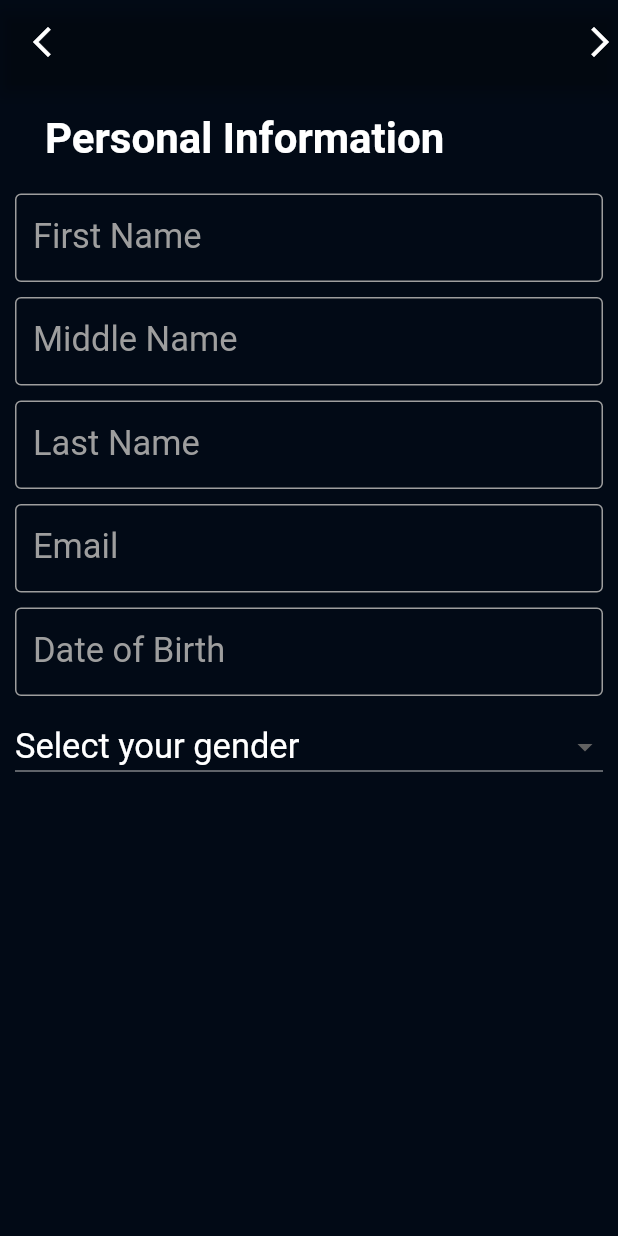
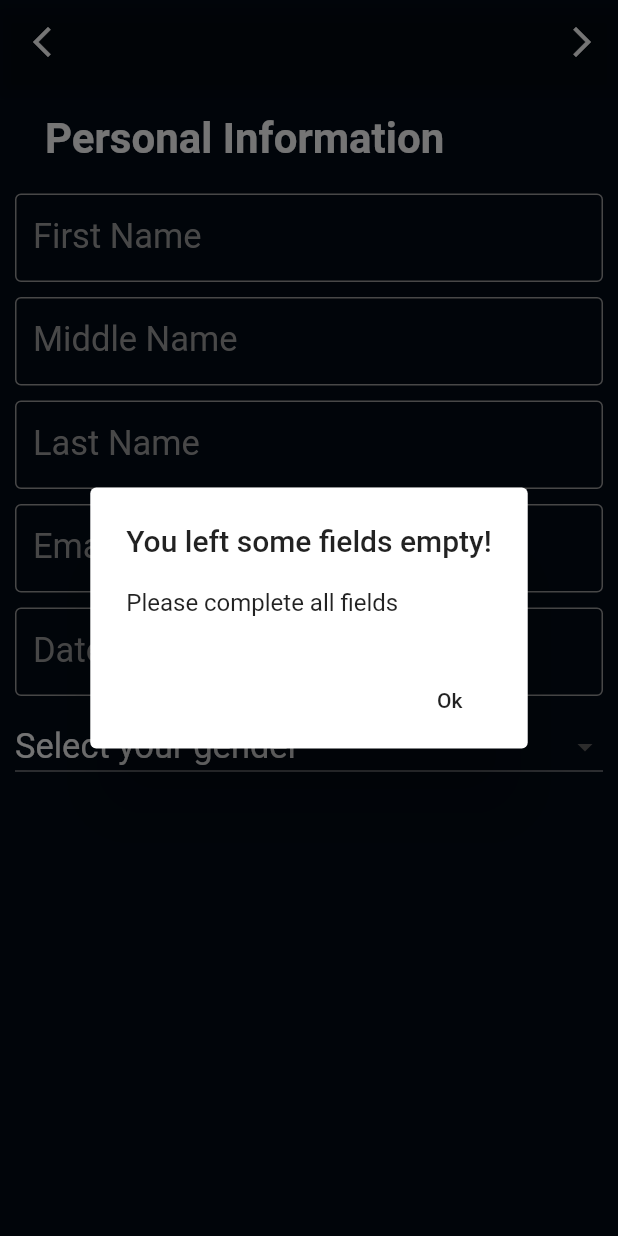
Before and after one commit to xuwudawei/Unified_System_Acess_MobileApp, a Flutter app: the PersonalInformationPage screen opened by its route, after a tap on the "arrow forward ios" icon, on a phone screen of 412 x 824 dp. Run offline on Flutter 3.47's test engine with Material 2 defaults, Android fonts, the phone set to English and light mode, and no system bars; our stand-ins replace animated_text_kit, camera, email_validator, flutter_spinkit, google_nav_bar, hexcolor and 7 more; missing offline and left inert: country_state_city_picker, dart:html, flutter_launcher_icons, particles_flutter.

Commit message:
updated personal info page

```diff
--- a/lib/screens/AccountRegistrationPages/personalInfoPage.dart
+++ b/lib/screens/AccountRegistrationPages/personalInfoPage.dart
@@ -19,8 +19,9 @@ class _PersonalInformationPageState extends State<PersonalInformationPage> {
   String? email;
   String? validEmail;
   String? dateOfBirth;
-  String? nationality;
+
   String? gender;
+  bool? completedEachField;
   final formKey = GlobalKey<FormState>();
   DateTime selectedDate = DateTime.now();
   TextEditingController _datePicked = TextEditingController();
@@ -44,6 +45,7 @@ class _PersonalInformationPageState extends State<PersonalInformationPage> {
         selectedDate = picked;
         _datePicked.text =
             DateFormat('dd-MM-yyyy').format(selectedDate).toString();
+        dateOfBirth = _datePicked.text;
       });
   }
 
@@ -57,11 +59,40 @@ class _PersonalInformationPageState extends State<PersonalInformationPage> {
           child: Icon(Icons.arrow_back_ios_new),
         ),
         actions: [
-          GestureDetector(
-            onTap: () => Navigator.of(context).pushNamed(
-                '/Country/DocumentScanning/PersonalInfo/VideoRecordingInstructions'),
-            child: Icon(Icons.arrow_forward_ios),
-          ),
+          IconButton(
+            onPressed: () {
+              if (completedEachField == true &&
+                  firstName != null &&
+                  lastName != null &&
+                  email != null &&
+                  gender != null &&
+                  dateOfBirth != null) {
+                Navigator.of(context).pushNamed(
+                    '/Country/DocumentScanning/PersonalInfo/faceCapturingInstructions');
+              } else {
+                showDialog(
+                  context: context,
+                  builder: (BuildContext context) {
+                    return AlertDialog(
+                      title: Text('You left some fields empty!'),
+                      content: Text('Please complete all fields'),
+                      actions: [
+                        FlatButton(
+                          child: Text('Ok'),
+                          onPressed: () {
+                            Navigator.of(context).pop();
+                          },
+                        ),
+                      ],
+                    );
+                  },
+                );
+              }
+            },
+            icon: Icon(
+              Icons.arrow_forward_ios,
+            ),
+          )
         ],
       ),
       body: GestureDetector(
@@ -85,7 +116,18 @@ class _PersonalInformationPageState extends State<PersonalInformationPage> {
                     ),
                   ),
                 ),
-                TextField(
+                TextFormField(
+                  autovalidateMode: AutovalidateMode.onUserInteraction,
+                  textInputAction: TextInputAction.next,
+                  validator: (value) {
+                    if (value == "") {
+                      completedEachField = false;
+                      return 'Please enter your first name';
+                    } else {
+                      completedEachField = true;
+                      return null;
+                    }
+                  },
                   style: TextStyle(color: Colors.white, fontSize: 23),
                   decoration: InputDecoration(
                     enabledBorder: OutlineInputBorder(
@@ -106,7 +148,8 @@ class _PersonalInformationPageState extends State<PersonalInformationPage> {
                 SizedBox(
                   height: 10,
                 ),
-                TextField(
+                TextFormField(
+                  textInputAction: TextInputAction.next,
                   style: TextStyle(color: Colors.white, fontSize: 23),
                   decoration: InputDecoration(
                     enabledBorder: OutlineInputBorder(
@@ -127,7 +170,18 @@ class _PersonalInformationPageState extends State<PersonalInformationPage> {
                 SizedBox(
                   height: 10,
                 ),
-                TextField(
+                TextFormField(
+                  autovalidateMode: AutovalidateMode.onUserInteraction,
+                  textInputAction: TextInputAction.next,
+                  validator: (value) {
+                    if (value == "") {
+                      completedEachField = false;
+                      return 'Please enter your last name';
+                    } else {
+                      completedEachField = true;
+                      return null;
+                    }
+                  },
                   style: TextStyle(color: Colors.white, fontSize: 23),
                   decoration: InputDecoration(
                     enabledBorder: OutlineInputBorder(
@@ -149,6 +203,7 @@ class _PersonalInformationPageState extends State<PersonalInformationPage> {
                   height: 10,
                 ),
                 TextFormField(
+                  textInputAction: TextInputAction.next,
                   autovalidateMode: AutovalidateMode.always,
                   style: TextStyle(color: Colors.white, fontSize: 23),
                   decoration: InputDecoration(
@@ -173,6 +228,7 @@ class _PersonalInformationPageState extends State<PersonalInformationPage> {
                   onChanged: (emails) {
                     if (vd.EmailValidator.validate(emails)) {
                       setState(() {
+                        email = emails;
                         validEmail = null;
                       });
                     } else {
@@ -181,14 +237,21 @@ class _PersonalInformationPageState extends State<PersonalInformationPage> {
                       });
                     }
                   },
-                  onSaved: (emails) {
-                    this.email = emails;
-                  },
                 ),
                 SizedBox(
                   height: 10,
                 ),
-                TextField(
+                TextFormField(
+                  readOnly: true,
+                  validator: (value) {
+                    if (value == "") {
+                      completedEachField = false;
+                      return 'Please select your date of birth';
+                    } else {
+                      completedEachField = true;
+                      return null;
+                    }
+                  },
                   controller: _datePicked,
                   style: TextStyle(color: Colors.white, fontSize: 23),
                   decoration: InputDecoration(
@@ -235,6 +298,7 @@ class _PersonalInformationPageState extends State<PersonalInformationPage> {
                     setState(
                       () {
                         dropdownvalue = newChoice.toString();
+                        gender = dropdownvalue;
                       },
                     );
                   },
```
